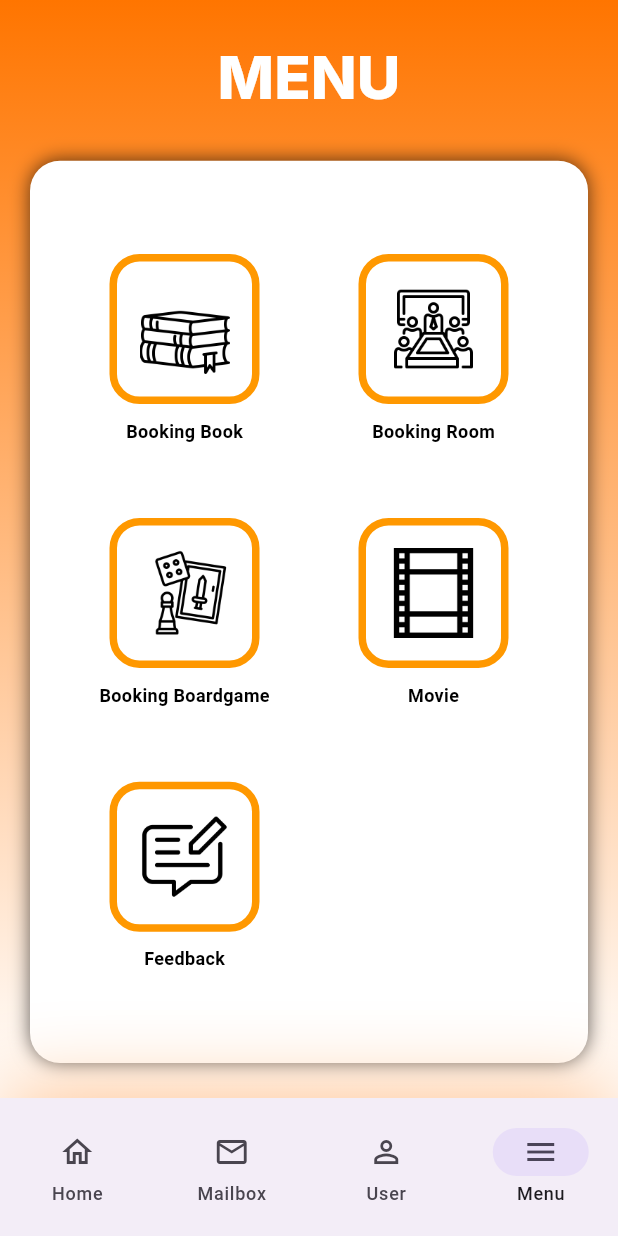
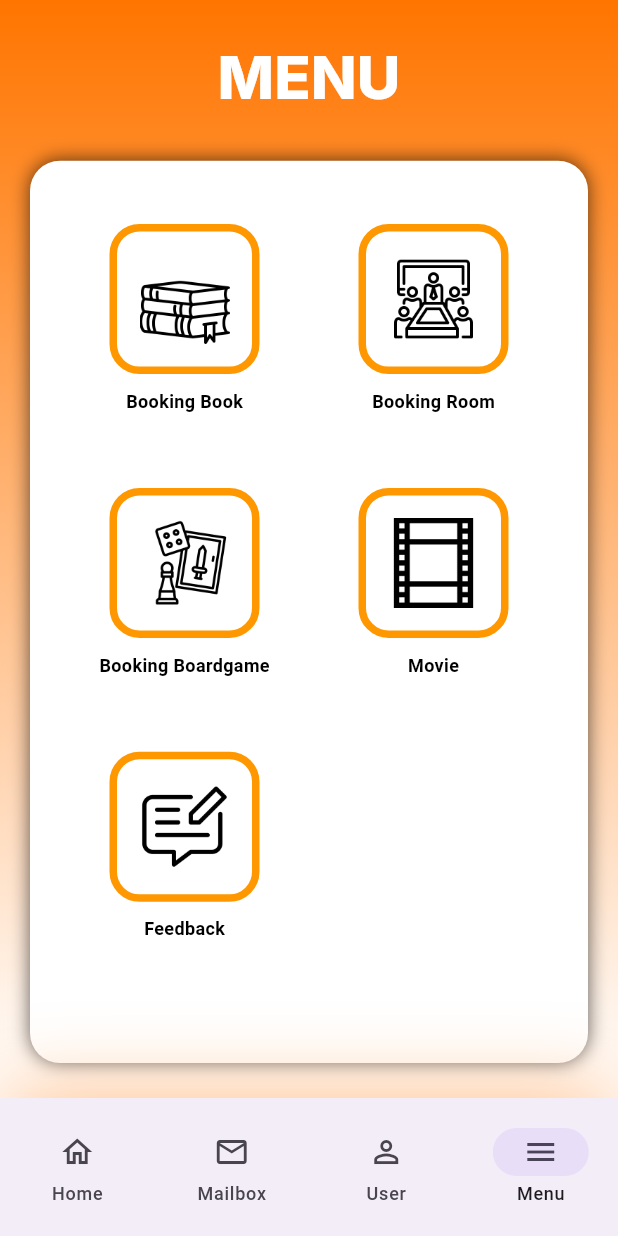
Before and after one commit to MeenYossakorn/Kmunity-Project, a Flutter app: the screen it shows after launch, item 4 of the bottom bar chosen, on a phone screen of 412 x 824 dp. Run offline on Flutter 3.47's test engine with Material 3 defaults, Android fonts, the phone set to English and light mode, and no system bars; our stand-ins replace carousel_slider, get, google_fonts; network calls fail.

Commit message:
Update menu_screen.dart

```diff
--- a/lib/Screens/menu_screen.dart
+++ b/lib/Screens/menu_screen.dart
@@ -78,7 +78,7 @@ class menuscreen extends StatelessWidget {
                 height: height * 0.73, // ปรับความสูงของ Container สีเทา
                 width: width - 40,
                 child: Padding(
-                  padding: const EdgeInsets.fromLTRB(20.0, 50.0, 20.0,
+                  padding: const EdgeInsets.fromLTRB(20.0, 30.0, 20.0,
                       20.0), // เพิ่มพื้นที่ด้านล่างของ GridView.builder
                   child: GridView.builder(
                     gridDelegate:
```
